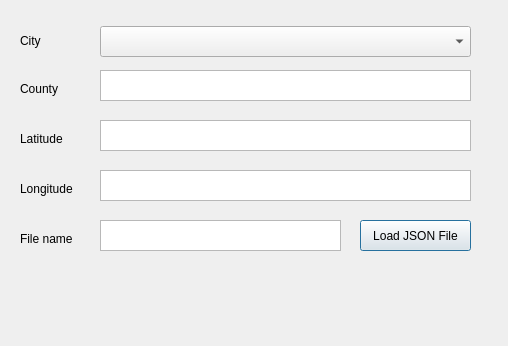
Before: the Qt Designer form CityInfo.ui in rastogishubham/FaradayFuture, drawn with Qt 5.
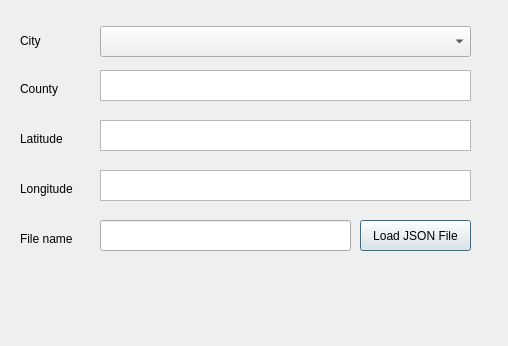
After: the same form once the commit is applied.

Commit message: Added error label

Diff of the .ui file:
```diff
--- a/CityInfo.ui
+++ b/CityInfo.ui
@@ -118,16 +118,6 @@
     <string>File name</string>
    </property>
   </widget>
-  <widget class="QTextEdit" name="text_Filename">
-   <property name="geometry">
-    <rect>
-     <x>100</x>
-     <y>220</y>
-     <width>241</width>
-     <height>31</height>
-    </rect>
-   </property>
-  </widget>
   <widget class="QPushButton" name="pushButton">
    <property name="geometry">
     <rect>
@@ -141,6 +131,29 @@
     <string>Load JSON File</string>
    </property>
   </widget>
+  <widget class="QLabel" name="label_error">
+   <property name="geometry">
+    <rect>
+     <x>100</x>
+     <y>270</y>
+     <width>291</width>
+     <height>51</height>
+    </rect>
+   </property>
+   <property name="text">
+    <string/>
+   </property>
+  </widget>
+  <widget class="QLineEdit" name="lineEdit">
+   <property name="geometry">
+    <rect>
+     <x>100</x>
+     <y>220</y>
+     <width>251</width>
+     <height>31</height>
+    </rect>
+   </property>
+  </widget>
  </widget>
  <resources/>
  <connections/>
```
The commit also changes 1 other file.
